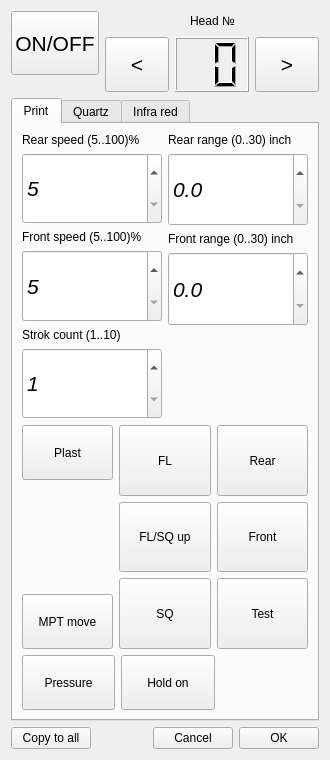
This is headsettingdialog.ui in mishkoLitvin/L_Aries-progect as Qt 5 draws it before an edit. The edited form follows.
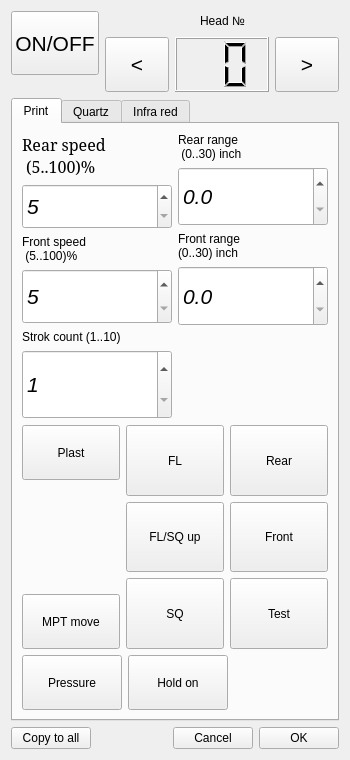
This is the edited form. Icons and pictures are not drawn.

What changed in the file:
```diff
--- a/headsettingdialog.ui
+++ b/headsettingdialog.ui
@@ -6,7 +6,7 @@
    <rect>
     <x>0</x>
     <y>0</y>
-    <width>330</width>
+    <width>350</width>
     <height>760</height>
    </rect>
   </property>
@@ -214,8 +214,15 @@
             <layout class="QVBoxLayout" name="verticalLayout_2" stretch="1,10">
              <item>
               <widget class="QLabel" name="label">
+               <property name="font">
+                <font>
+                 <family>Serif</family>
+                 <pointsize>12</pointsize>
+                </font>
+               </property>
                <property name="text">
-                <string>Rear speed (5..100)%</string>
+                <string>Rear speed
+ (5..100)%</string>
                </property>
               </widget>
              </item>
@@ -257,7 +264,8 @@
              <item>
               <widget class="QLabel" name="label_2">
                <property name="text">
-                <string>Front speed (5..100)%</string>
+                <string>Front speed
+ (5..100)%</string>
                </property>
               </widget>
              </item>
@@ -345,7 +353,8 @@
              <item>
               <widget class="QLabel" name="label_5">
                <property name="text">
-                <string>Rear range (0..30) inch</string>
+                <string>Rear range
+ (0..30) inch</string>
                </property>
               </widget>
              </item>
@@ -384,7 +393,8 @@
              <item>
               <widget class="QLabel" name="label_6">
                <property name="text">
-                <string>Front range (0..30) inch</string>
+                <string>Front range 
+(0..30) inch</string>
                </property>
               </widget>
              </item>
```
